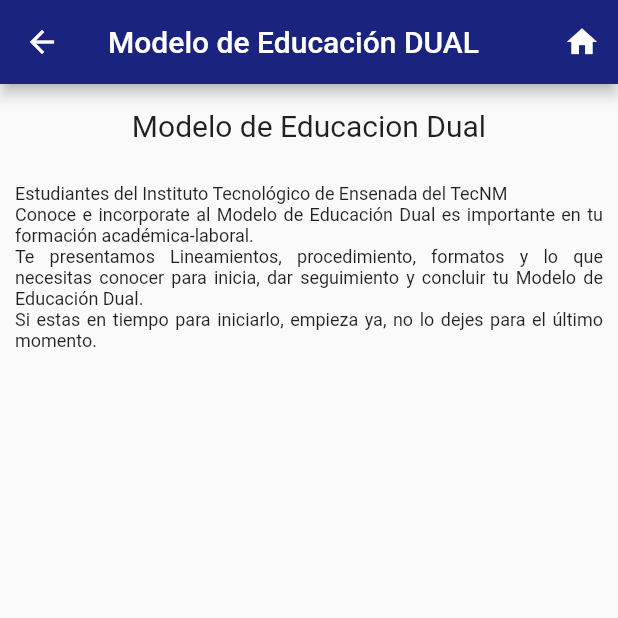
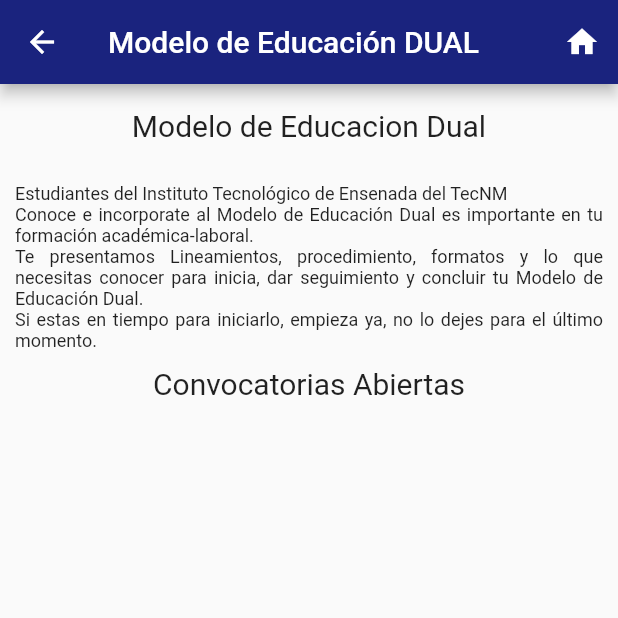
Before and after one commit to Gloria-Berenice-Hernandez/Vinculacion-Proyecto-Moviles, a Flutter app: the ModeloEducacionDual screen opened directly, on a phone screen of 412 x 824 dp, the top half of it. Run offline on Flutter 3.47's test engine with Material 2 defaults, Android fonts, the phone set to English and light mode, and no system bars.

Commit message:
Update pagina_modelo_dual.dart

```diff
--- a/vinculacion/lib/page/pagina_modelo_dual.dart
+++ b/vinculacion/lib/page/pagina_modelo_dual.dart
@@ -41,7 +41,14 @@
               fontSize: 12,
             ),
           ),
-        )
+        ),
+        Text(
+          "Convocatorias Abiertas",
+          textAlign: TextAlign.center,
+          style: TextStyle(
+            fontSize: 20,
+          ),
+        ),
       ]),
     );
   }
```
